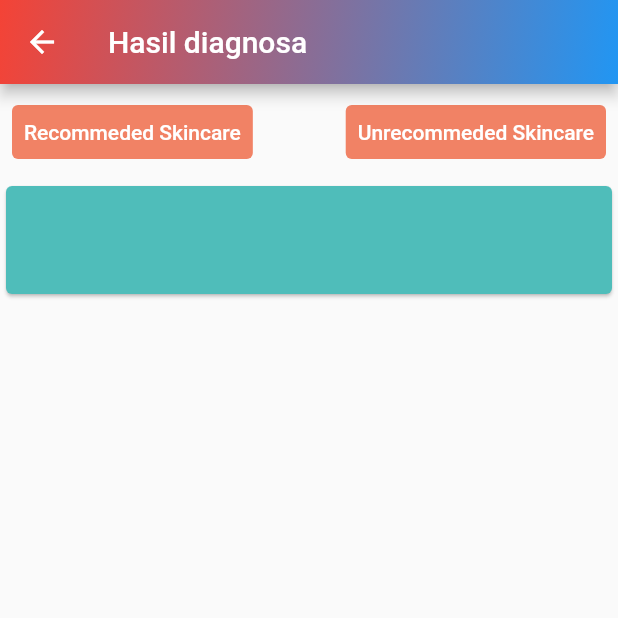
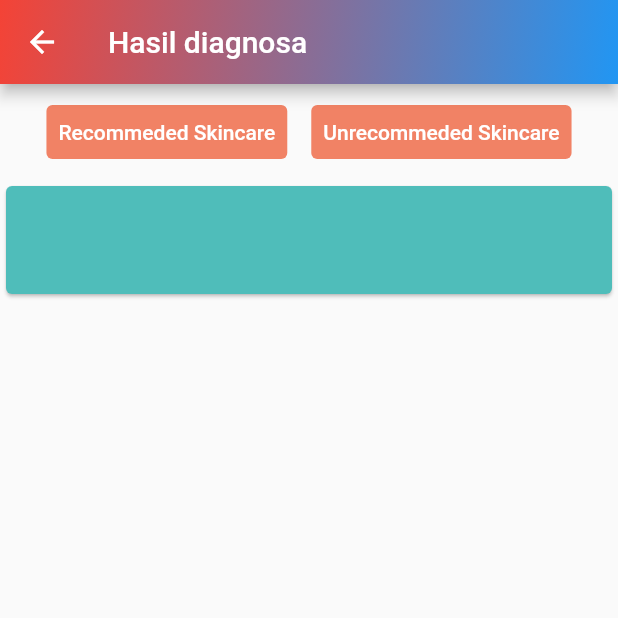
Before and after one commit to GenesizVitual/skin_care, a Flutter app: the HasilDiagnosis screen opened directly with empty values, on a phone screen of 412 x 824 dp, the top half of it. Run offline on Flutter 3.47's test engine with Material 2 defaults, Android fonts, the phone set to English and light mode, and no system bars; our stand-ins replace hexcolor; missing offline and left inert: dart:ffi.

Commit message:
Revisi beranda, login

```diff
--- a/lib/screen/Beranda.dart
+++ b/lib/screen/Beranda.dart
@@ -11,11 +11,14 @@ class Beranda extends StatelessWidget {
           children: [
             Container(
               child: Card(
+                shadowColor: Colors.redAccent,
                 elevation: 5,
                 child: Image.asset("assets/img/banner.jpg"),
               ),
             ),
             Card(
+                shadowColor: Colors.redAccent,
+                elevation: 5,
                 child: Padding(
               padding: EdgeInsets.all(5.0),
               child: ListTile(
--- a/lib/screen/HasilDiagnosis.dart
+++ b/lib/screen/HasilDiagnosis.dart
@@ -1,5 +1,6 @@
 import 'dart:convert';
 
+import 'package:flutter/cupertino.dart';
 import 'package:flutter/material.dart';
 import '../model/ResponseSkinCare.dart';
 import 'NotFoundSolution.dart';
@@ -101,7 +102,10 @@ class _HasilDiagnosisState extends State<HasilDiagnosis> {
         child: SingleChildScrollView(
           child: Column(
             children: [
-              Row(
+             Container(
+               child: SingleChildScrollView(
+                 scrollDirection: Axis.horizontal,
+                 child:  Row(
                    mainAxisAlignment: MainAxisAlignment.spaceBetween,
                    crossAxisAlignment: CrossAxisAlignment.center,
                    children: [
@@ -139,6 +143,8 @@ class _HasilDiagnosisState extends State<HasilDiagnosis> {
                      ),
                    ],
                  ),
+               ),
+             ),
               Container(
                 child: Card(
                   color: HexColor("#4FBDBA"),
--- a/lib/screen/Login.dart
+++ b/lib/screen/Login.dart
@@ -45,11 +45,6 @@ class _LoginState extends State<Login> {
         key: _formKey,
         child: Container(
           height: double.infinity,
-          decoration: BoxDecoration(
-            image: DecorationImage(
-                image: AssetImage('assets/img/background.jpg'),
-                fit: BoxFit.cover),
-          ),
           padding: EdgeInsets.all(16.0),
           child: SingleChildScrollView(
             child: Column(
```
Lines whose indentation alone changed are shown as unchanged.
